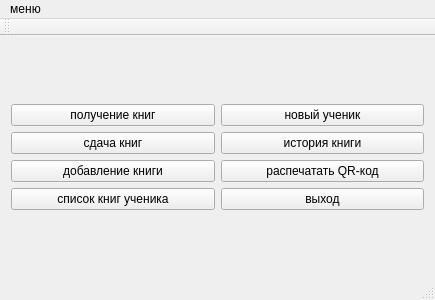
First picture: the form in mainwindow.ui, repository Plusers/ASL, before the edit.
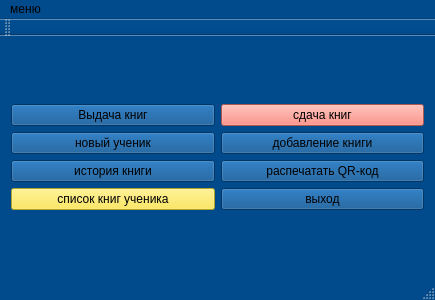
Second picture: the form after the edit.

```diff
--- a/mainwindow.ui
+++ b/mainwindow.ui
@@ -10,6 +10,431 @@
     <height>300</height>
    </rect>
   </property>
+  <property name="palette">
+   <palette>
+    <active>
+     <colorrole role="WindowText">
+      <brush brushstyle="SolidPattern">
+       <color alpha="255">
+        <red>0</red>
+        <green>0</green>
+        <blue>0</blue>
+       </color>
+      </brush>
+     </colorrole>
+     <colorrole role="Button">
+      <brush brushstyle="SolidPattern">
+       <color alpha="255">
+        <red>1</red>
+        <green>75</green>
+        <blue>140</blue>
+       </color>
+      </brush>
+     </colorrole>
+     <colorrole role="Light">
+      <brush brushstyle="SolidPattern">
+       <color alpha="255">
+        <red>1</red>
+        <green>112</green>
+        <blue>210</blue>
+       </color>
+      </brush>
+     </colorrole>
+     <colorrole role="Midlight">
+      <brush brushstyle="SolidPattern">
+       <color alpha="255">
+        <red>1</red>
+        <green>93</green>
+        <blue>175</blue>
+       </color>
+      </brush>
+     </colorrole>
+     <colorrole role="Dark">
+      <brush brushstyle="SolidPattern">
+       <color alpha="255">
+        <red>0</red>
+        <green>37</green>
+        <blue>70</blue>
+       </color>
+      </brush>
+     </colorrole>
+     <colorrole role="Mid">
+      <brush brushstyle="SolidPattern">
+       <color alpha="255">
+        <red>0</red>
+        <green>50</green>
+        <blue>93</blue>
+       </color>
+      </brush>
+     </colorrole>
+     <colorrole role="Text">
+      <brush brushstyle="SolidPattern">
+       <color alpha="255">
+        <red>0</red>
+        <green>0</green>
+        <blue>0</blue>
+       </color>
+      </brush>
+     </colorrole>
+     <colorrole role="BrightText">
+      <brush brushstyle="SolidPattern">
+       <color alpha="255">
+        <red>255</red>
+        <green>255</green>
+        <blue>255</blue>
+       </color>
+      </brush>
+     </colorrole>
+     <colorrole role="ButtonText">
+      <brush brushstyle="SolidPattern">
+       <color alpha="255">
+        <red>0</red>
+        <green>0</green>
+        <blue>0</blue>
+       </color>
+      </brush>
+     </colorrole>
+     <colorrole role="Base">
+      <brush brushstyle="SolidPattern">
+       <color alpha="255">
+        <red>255</red>
+        <green>255</green>
+        <blue>255</blue>
+       </color>
+      </brush>
+     </colorrole>
+     <colorrole role="Window">
+      <brush brushstyle="SolidPattern">
+       <color alpha="255">
+        <red>1</red>
+        <green>75</green>
+        <blue>140</blue>
+       </color>
+      </brush>
+     </colorrole>
+     <colorrole role="Shadow">
+      <brush brushstyle="SolidPattern">
+       <color alpha="255">
+        <red>0</red>
+        <green>0</green>
+        <blue>0</blue>
+       </color>
+      </brush>
+     </colorrole>
+     <colorrole role="AlternateBase">
+      <brush brushstyle="SolidPattern">
+       <color alpha="255">
+        <red>128</red>
+        <green>165</green>
+        <blue>197</blue>
+       </color>
+      </brush>
+     </colorrole>
+     <colorrole role="ToolTipBase">
+      <brush brushstyle="SolidPattern">
+       <color alpha="255">
+        <red>255</red>
+        <green>255</green>
+        <blue>220</blue>
+       </color>
+      </brush>
+     </colorrole>
+     <colorrole role="ToolTipText">
+      <brush brushstyle="SolidPattern">
+       <color alpha="255">
+        <red>0</red>
+        <green>0</green>
+        <blue>0</blue>
+       </color>
+      </brush>
+     </colorrole>
+    </active>
+    <inactive>
+     <colorrole role="WindowText">
+      <brush brushstyle="SolidPattern">
+       <color alpha="255">
+        <red>0</red>
+        <green>0</green>
+        <blue>0</blue>
+       </color>
+      </brush>
+     </colorrole>
+     <colorrole role="Button">
+      <brush brushstyle="SolidPattern">
+       <color alpha="255">
+        <red>1</red>
+        <green>75</green>
+        <blue>140</blue>
+       </color>
+      </brush>
+     </colorrole>
+     <colorrole role="Light">
+      <brush brushstyle="SolidPattern">
+       <color alpha="255">
+        <red>1</red>
+        <green>112</green>
+        <blue>210</blue>
+       </color>
+      </brush>
+     </colorrole>
+     <colorrole role="Midlight">
+      <brush brushstyle="SolidPattern">
+       <color alpha="255">
+        <red>1</red>
+        <green>93</green>
+        <blue>175</blue>
+       </color>
+      </brush>
+     </colorrole>
+     <colorrole role="Dark">
+      <brush brushstyle="SolidPattern">
+       <color alpha="255">
+        <red>0</red>
+        <green>37</green>
+        <blue>70</blue>
+       </color>
+      </brush>
+     </colorrole>
+     <colorrole role="Mid">
+      <brush brushstyle="SolidPattern">
+       <color alpha="255">
+        <red>0</red>
+        <green>50</green>
+        <blue>93</blue>
+       </color>
+      </brush>
+     </colorrole>
+     <colorrole role="Text">
+      <brush brushstyle="SolidPattern">
+       <color alpha="255">
+        <red>0</red>
+        <green>0</green>
+        <blue>0</blue>
+       </color>
+      </brush>
+     </colorrole>
+     <colorrole role="BrightText">
+      <brush brushstyle="SolidPattern">
+       <color alpha="255">
+        <red>255</red>
+        <green>255</green>
+        <blue>255</blue>
+       </color>
+      </brush>
+     </colorrole>
+     <colorrole role="ButtonText">
+      <brush brushstyle="SolidPattern">
+       <color alpha="255">
+        <red>0</red>
+        <green>0</green>
+        <blue>0</blue>
+       </color>
+      </brush>
+     </colorrole>
+     <colorrole role="Base">
+      <brush brushstyle="SolidPattern">
+       <color alpha="255">
+        <red>255</red>
+        <green>255</green>
+        <blue>255</blue>
+       </color>
+      </brush>
+     </colorrole>
+     <colorrole role="Window">
+      <brush brushstyle="SolidPattern">
+       <color alpha="255">
+        <red>1</red>
+        <green>75</green>
+        <blue>140</blue>
+       </color>
+      </brush>
+     </colorrole>
+     <colorrole role="Shadow">
+      <brush brushstyle="SolidPattern">
+       <color alpha="255">
+        <red>0</red>
+        <green>0</green>
+        <blue>0</blue>
+       </color>
+      </brush>
+     </colorrole>
+     <colorrole role="AlternateBase">
+      <brush brushstyle="SolidPattern">
+       <color alpha="255">
+        <red>128</red>
+        <green>165</green>
+        <blue>197</blue>
+       </color>
+      </brush>
+     </colorrole>
+     <colorrole role="ToolTipBase">
+      <brush brushstyle="SolidPattern">
+       <color alpha="255">
+        <red>255</red>
+        <green>255</green>
+        <blue>220</blue>
+       </color>
+      </brush>
+     </colorrole>
+     <colorrole role="ToolTipText">
+      <brush brushstyle="SolidPattern">
+       <color alpha="255">
+        <red>0</red>
+        <green>0</green>
+        <blue>0</blue>
+       </color>
+      </brush>
+     </colorrole>
+    </inactive>
+    <disabled>
+     <colorrole role="WindowText">
+      <brush brushstyle="SolidPattern">
+       <color alpha="255">
+        <red>0</red>
+        <green>37</green>
+        <blue>70</blue>
+       </color>
+      </brush>
+     </colorrole>
+     <colorrole role="Button">
+      <brush brushstyle="SolidPattern">
+       <color alpha="255">
+        <red>1</red>
+        <green>75</green>
+        <blue>140</blue>
+       </color>
+      </brush>
+     </colorrole>
+     <colorrole role="Light">
+      <brush brushstyle="SolidPattern">
+       <color alpha="255">
+        <red>1</red>
+        <green>112</green>
+        <blue>210</blue>
+       </color>
+      </brush>
+     </colorrole>
+     <colorrole role="Midlight">
+      <brush brushstyle="SolidPattern">
+       <color alpha="255">
+        <red>1</red>
+        <green>93</green>
+        <blue>175</blue>
+       </color>
+      </brush>
+     </colorrole>
+     <colorrole role="Dark">
+      <brush brushstyle="SolidPattern">
+       <color alpha="255">
+        <red>0</red>
+        <green>37</green>
+        <blue>70</blue>
+       </color>
+      </brush>
+     </colorrole>
+     <colorrole role="Mid">
+      <brush brushstyle="SolidPattern">
+       <color alpha="255">
+        <red>0</red>
+        <green>50</green>
+        <blue>93</blue>
+       </color>
+      </brush>
+     </colorrole>
+     <colorrole role="Text">
+      <brush brushstyle="SolidPattern">
+       <color alpha="255">
+        <red>0</red>
+        <green>37</green>
+        <blue>70</blue>
+       </color>
+      </brush>
+     </colorrole>
+     <colorrole role="BrightText">
+      <brush brushstyle="SolidPattern">
+       <color alpha="255">
+        <red>255</red>
+        <green>255</green>
+        <blue>255</blue>
+       </color>
+      </brush>
+     </colorrole>
+     <colorrole role="ButtonText">
+      <brush brushstyle="SolidPattern">
+       <color alpha="255">
+        <red>0</red>
+        <green>37</green>
+        <blue>70</blue>
+       </color>
+      </brush>
+     </colorrole>
+     <colorrole role="Base">
+      <brush brushstyle="SolidPattern">
+       <color alpha="255">
+        <red>1</red>
+        <green>75</green>
+        <blue>140</blue>
+       </color>
+      </brush>
+     </colorrole>
+     <colorrole role="Window">
+      <brush brushstyle="SolidPattern">
+       <color alpha="255">
+        <red>1</red>
+        <green>75</green>
+        <blue>140</blue>
+       </color>
+      </brush>
+     </colorrole>
+     <colorrole role="Shadow">
+      <brush brushstyle="SolidPattern">
+       <color alpha="255">
+        <red>0</red>
+        <green>0</green>
+        <blue>0</blue>
+       </color>
+      </brush>
+     </colorrole>
+     <colorrole role="AlternateBase">
+      <brush brushstyle="SolidPattern">
+       <color alpha="255">
+        <red>1</red>
+        <green>75</green>
+        <blue>140</blue>
+       </color>
+      </brush>
+     </colorrole>
+     <colorrole role="ToolTipBase">
+      <brush brushstyle="SolidPattern">
+       <color alpha="255">
+        <red>255</red>
+        <green>255</green>
+        <blue>220</blue>
+       </color>
+      </brush>
+     </colorrole>
+     <colorrole role="ToolTipText">
+      <brush brushstyle="SolidPattern">
+       <color alpha="255">
+        <red>0</red>
+        <green>0</green>
+        <blue>0</blue>
+       </color>
+      </brush>
+     </colorrole>
+    </disabled>
+   </palette>
+  </property>
+  <property name="font">
+   <font>
+    <family>Arial</family>
+    <weight>50</weight>
+    <bold>false</bold>
+   </font>
+  </property>
+  <property name="cursor">
+   <cursorShape>ArrowCursor</cursorShape>
+  </property>
   <property name="windowTitle">
    <string>MainWindow</string>
   </property>
@@ -22,29 +447,450 @@
         <item>
          <widget class="QPushButton" name="pushButton">
           <property name="text">
-           <string>получение книг</string>
+           <string>Выдача книг</string>
           </property>
          </widget>
         </item>
         <item>
-         <widget class="QPushButton" name="pushButton_2">
+         <widget class="QPushButton" name="pushButton_5">
           <property name="text">
-           <string>сдача книг</string>
+           <string>новый ученик</string>
           </property>
          </widget>
         </item>
         <item>
-         <widget class="QPushButton" name="pushButton_3">
+         <widget class="QPushButton" name="pushButton_6">
           <property name="text">
-           <string>добавление книги</string>
+           <string>история книги</string>
           </property>
          </widget>
         </item>
         <item>
          <widget class="QPushButton" name="pushButton_4">
+          <property name="palette">
+           <palette>
+            <active>
+             <colorrole role="WindowText">
+              <brush brushstyle="SolidPattern">
+               <color alpha="255">
+                <red>0</red>
+                <green>0</green>
+                <blue>0</blue>
+               </color>
+              </brush>
+             </colorrole>
+             <colorrole role="Button">
+              <brush brushstyle="SolidPattern">
+               <color alpha="255">
+                <red>251</red>
+                <green>227</green>
+                <blue>56</blue>
+               </color>
+              </brush>
+             </colorrole>
+             <colorrole role="Light">
+              <brush brushstyle="SolidPattern">
+               <color alpha="255">
+                <red>255</red>
+                <green>246</green>
+                <blue>179</blue>
+               </color>
+              </brush>
+             </colorrole>
+             <colorrole role="Midlight">
+              <brush brushstyle="SolidPattern">
+               <color alpha="255">
+                <red>253</red>
+                <green>236</green>
+                <blue>117</blue>
+               </color>
+              </brush>
+             </colorrole>
+             <colorrole role="Dark">
+              <brush brushstyle="SolidPattern">
+               <color alpha="255">
+                <red>125</red>
+                <green>113</green>
+                <blue>28</blue>
+               </color>
+              </brush>
+             </colorrole>
+             <colorrole role="Mid">
+              <brush brushstyle="SolidPattern">
+               <color alpha="255">
+                <red>167</red>
+                <green>151</green>
+                <blue>37</blue>
+               </color>
+              </brush>
+             </colorrole>
+             <colorrole role="Text">
+              <brush brushstyle="SolidPattern">
+               <color alpha="255">
+                <red>0</red>
+                <green>0</green>
+                <blue>0</blue>
+               </color>
+              </brush>
+             </colorrole>
+             <colorrole role="BrightText">
+              <brush brushstyle="SolidPattern">
+               <color alpha="255">
+                <red>255</red>
+                <green>255</green>
+                <blue>255</blue>
+               </color>
+              </brush>
+             </colorrole>
+             <colorrole role="ButtonText">
+              <brush brushstyle="SolidPattern">
+               <color alpha="255">
+                <red>0</red>
+                <green>0</green>
+                <blue>0</blue>
+               </color>
+              </brush>
+             </colorrole>
+             <colorrole role="Base">
+              <brush brushstyle="SolidPattern">
+               <color alpha="255">
+                <red>255</red>
+                <green>255</green>
+                <blue>255</blue>
+               </color>
+              </brush>
+             </colorrole>
+             <colorrole role="Window">
+              <brush brushstyle="SolidPattern">
+               <color alpha="255">
+                <red>251</red>
+                <green>227</green>
+                <blue>56</blue>
+               </color>
+              </brush>
+             </colorrole>
+             <colorrole role="Shadow">
+              <brush brushstyle="SolidPattern">
+               <color alpha="255">
+                <red>0</red>
+                <green>0</green>
+                <blue>0</blue>
+               </color>
+              </brush>
+             </colorrole>
+             <colorrole role="AlternateBase">
+              <brush brushstyle="SolidPattern">
+               <color alpha="255">
+                <red>253</red>
+                <green>241</green>
+                <blue>155</blue>
+               </color>
+              </brush>
+             </colorrole>
+             <colorrole role="ToolTipBase">
+              <brush brushstyle="SolidPattern">
+               <color alpha="255">
+                <red>255</red>
+                <green>255</green>
+                <blue>220</blue>
+               </color>
+              </brush>
+             </colorrole>
+             <colorrole role="ToolTipText">
+              <brush brushstyle="SolidPattern">
+               <color alpha="255">
+                <red>0</red>
+                <green>0</green>
+                <blue>0</blue>
+               </color>
+              </brush>
+             </colorrole>
+            </active>
+            <inactive>
+             <colorrole role="WindowText">
+              <brush brushstyle="SolidPattern">
+               <color alpha="255">
+                <red>0</red>
+                <green>0</green>
+                <blue>0</blue>
+               </color>
+              </brush>
+             </colorrole>
+             <colorrole role="Button">
+              <brush brushstyle="SolidPattern">
+               <color alpha="255">
+                <red>251</red>
+                <green>227</green>
+                <blue>56</blue>
+               </color>
+              </brush>
+             </colorrole>
+             <colorrole role="Light">
+              <brush brushstyle="SolidPattern">
+               <color alpha="255">
+                <red>255</red>
+                <green>246</green>
+                <blue>179</blue>
+               </color>
+              </brush>
+             </colorrole>
+             <colorrole role="Midlight">
+              <brush brushstyle="SolidPattern">
+               <color alpha="255">
+                <red>253</red>
+                <green>236</green>
+                <blue>117</blue>
+               </color>
+              </brush>
+             </colorrole>
+             <colorrole role="Dark">
+              <brush brushstyle="SolidPattern">
+               <color alpha="255">
+                <red>125</red>
+                <green>113</green>
+                <blue>28</blue>
+               </color>
+              </brush>
+             </colorrole>
+             <colorrole role="Mid">
+              <brush brushstyle="SolidPattern">
+               <color alpha="255">
+                <red>167</red>
+                <green>151</green>
+                <blue>37</blue>
+               </color>
+              </brush>
+             </colorrole>
+             <colorrole role="Text">
+              <brush brushstyle="SolidPattern">
+               <color alpha="255">
+                <red>0</red>
+                <green>0</green>
+                <blue>0</blue>
+               </color>
+              </brush>
+             </colorrole>
+             <colorrole role="BrightText">
+              <brush brushstyle="SolidPattern">
+               <color alpha="255">
+                <red>255</red>
+                <green>255</green>
+                <blue>255</blue>
+               </color>
+              </brush>
+             </colorrole>
+             <colorrole role="ButtonText">
+              <brush brushstyle="SolidPattern">
+               <color alpha="255">
+                <red>0</red>
+                <green>0</green>
+                <blue>0</blue>
+               </color>
+              </brush>
+             </colorrole>
+             <colorrole role="Base">
+              <brush brushstyle="SolidPattern">
+               <color alpha="255">
+                <red>255</red>
+                <green>255</green>
+                <blue>255</blue>
+               </color>
+              </brush>
+             </colorrole>
+             <colorrole role="Window">
+              <brush brushstyle="SolidPattern">
+               <color alpha="255">
+                <red>251</red>
+                <green>227</green>
+                <blue>56</blue>
+               </color>
+              </brush>
+             </colorrole>
+             <colorrole role="Shadow">
+              <brush brushstyle="SolidPattern">
+               <color alpha="255">
+                <red>0</red>
+                <green>0</green>
+                <blue>0</blue>
+               </color>
+              </brush>
+             </colorrole>
+             <colorrole role="AlternateBase">
+              <brush brushstyle="SolidPattern">
+               <color alpha="255">
+                <red>253</red>
+                <green>241</green>
+                <blue>155</blue>
+               </color>
+              </brush>
+             </colorrole>
+             <colorrole role="ToolTipBase">
+              <brush brushstyle="SolidPattern">
+               <color alpha="255">
+                <red>255</red>
+                <green>255</green>
+                <blue>220</blue>
+               </color>
+              </brush>
+             </colorrole>
+             <colorrole role="ToolTipText">
+              <brush brushstyle="SolidPattern">
+               <color alpha="255">
+                <red>0</red>
+                <green>0</green>
+                <blue>0</blue>
+               </color>
+              </brush>
+             </colorrole>
+            </inactive>
+            <disabled>
+             <colorrole role="WindowText">
+              <brush brushstyle="SolidPattern">
+               <color alpha="255">
+                <red>125</red>
+                <green>113</green>
+                <blue>28</blue>
+               </color>
+              </brush>
+             </colorrole>
+             <colorrole role="Button">
+              <brush brushstyle="SolidPattern">
+               <color alpha="255">
+                <red>251</red>
+                <green>227</green>
+                <blue>56</blue>
+               </color>
+              </brush>
+             </colorrole>
+             <colorrole role="Light">
+              <brush brushstyle="SolidPattern">
+               <color alpha="255">
+                <red>255</red>
+                <green>246</green>
+                <blue>179</blue>
+               </color>
+              </brush>
+             </colorrole>
+             <colorrole role="Midlight">
+              <brush brushstyle="SolidPattern">
+               <color alpha="255">
+                <red>253</red>
+                <green>236</green>
+                <blue>117</blue>
+               </color>
+              </brush>
+             </colorrole>
+             <colorrole role="Dark">
+              <brush brushstyle="SolidPattern">
+               <color alpha="255">
+                <red>125</red>
+                <green>113</green>
+                <blue>28</blue>
+               </color>
+              </brush>
+             </colorrole>
+             <colorrole role="Mid">
+              <brush brushstyle="SolidPattern">
+               <color alpha="255">
+                <red>167</red>
+                <green>151</green>
+                <blue>37</blue>
+               </color>
+              </brush>
+             </colorrole>
+             <colorrole role="Text">
+              <brush brushstyle="SolidPattern">
+               <color alpha="255">
+                <red>125</red>
+                <green>113</green>
+                <blue>28</blue>
+               </color>
+              </brush>
+             </colorrole>
+             <colorrole role="BrightText">
+              <brush brushstyle="SolidPattern">
+               <color alpha="255">
+                <red>255</red>
+                <green>255</green>
+                <blue>255</blue>
+               </color>
+              </brush>
+             </colorrole>
+             <colorrole role="ButtonText">
+              <brush brushstyle="SolidPattern">
+               <color alpha="255">
+                <red>125</red>
+                <green>113</green>
+                <blue>28</blue>
+               </color>
+              </brush>
+             </colorrole>
+             <colorrole role="Base">
+              <brush brushstyle="SolidPattern">
+               <color alpha="255">
+                <red>251</red>
+                <green>227</green>
+                <blue>56</blue>
+               </color>
+              </brush>
+             </colorrole>
+             <colorrole role="Window">
+              <brush brushstyle="SolidPattern">
+               <color alpha="255">
+                <red>251</red>
+                <green>227</green>
+                <blue>56</blue>
+               </color>
+              </brush>
+             </colorrole>
+             <colorrole role="Shadow">
+              <brush brushstyle="SolidPattern">
+               <color alpha="255">
+                <red>0</red>
+                <green>0</green>
+                <blue>0</blue>
+               </color>
+              </brush>
+             </colorrole>
+             <colorrole role="AlternateBase">
+              <brush brushstyle="SolidPattern">
+               <color alpha="255">
+                <red>251</red>
+                <green>227</green>
+                <blue>56</blue>
+               </color>
+              </brush>
+             </colorrole>
+             <colorrole role="ToolTipBase">
+              <brush brushstyle="SolidPattern">
+               <color alpha="255">
+                <red>255</red>
+                <green>255</green>
+                <blue>220</blue>
+               </color>
+              </brush>
+             </colorrole>
+             <colorrole role="ToolTipText">
+              <brush brushstyle="SolidPattern">
+               <color alpha="255">
+                <red>0</red>
+                <green>0</green>
+                <blue>0</blue>
+               </color>
+              </brush>
+             </colorrole>
+            </disabled>
+           </palette>
+          </property>
           <property name="text">
            <string>список книг ученика</string>
           </property>
+          <property name="default">
+           <bool>false</bool>
+          </property>
+          <property name="flat">
+           <bool>false</bool>
+          </property>
          </widget>
         </item>
        </layout>
@@ -52,16 +898,431 @@
       <item row="0" column="1">
        <layout class="QVBoxLayout" name="verticalLayout_2">
         <item>
-         <widget class="QPushButton" name="pushButton_5">
+         <widget class="QPushButton" name="pushButton_2">
+          <property name="palette">
+           <palette>
+            <active>
+             <colorrole role="WindowText">
+              <brush brushstyle="SolidPattern">
+               <color alpha="255">
+                <red>0</red>
+                <green>0</green>
+                <blue>0</blue>
+               </color>
+              </brush>
+             </colorrole>
+             <colorrole role="Button">
+              <brush brushstyle="SolidPattern">
+               <color alpha="255">
+                <red>247</red>
+                <green>119</green>
+                <blue>106</blue>
+               </color>
+              </brush>
+             </colorrole>
+             <colorrole role="Light">
+              <brush brushstyle="SolidPattern">
+               <color alpha="255">
+                <red>255</red>
+                <green>228</green>
+                <blue>225</blue>
+               </color>
+              </brush>
+             </colorrole>
+             <colorrole role="Midlight">
+              <brush brushstyle="SolidPattern">
+               <color alpha="255">
+                <red>251</red>
+                <green>173</green>
+                <blue>165</blue>
+               </color>
+              </brush>
+             </colorrole>
+             <colorrole role="Dark">
+              <brush brushstyle="SolidPattern">
+               <color alpha="255">
+                <red>123</red>
+                <green>59</green>
+                <blue>53</blue>
+               </color>
+              </brush>
+             </colorrole>
+             <colorrole role="Mid">
+              <brush brushstyle="SolidPattern">
+               <color alpha="255">
+                <red>165</red>
+                <green>79</green>
+                <blue>70</blue>
+               </color>
+              </brush>
+             </colorrole>
+             <colorrole role="Text">
+              <brush brushstyle="SolidPattern">
+               <color alpha="255">
+                <red>0</red>
+                <green>0</green>
+                <blue>0</blue>
+               </color>
+              </brush>
+             </colorrole>
+             <colorrole role="BrightText">
+              <brush brushstyle="SolidPattern">
+               <color alpha="255">
+                <red>255</red>
+                <green>255</green>
+                <blue>255</blue>
+               </color>
+              </brush>
+             </colorrole>
+             <colorrole role="ButtonText">
+              <brush brushstyle="SolidPattern">
+               <color alpha="255">
+                <red>0</red>
+                <green>0</green>
+                <blue>0</blue>
+               </color>
+              </brush>
+             </colorrole>
+             <colorrole role="Base">
+              <brush brushstyle="SolidPattern">
+               <color alpha="255">
+                <red>255</red>
+                <green>255</green>
+                <blue>255</blue>
+               </color>
+              </brush>
+             </colorrole>
+             <colorrole role="Window">
+              <brush brushstyle="SolidPattern">
+               <color alpha="255">
+                <red>247</red>
+                <green>119</green>
+                <blue>106</blue>
+               </color>
+              </brush>
+             </colorrole>
+             <colorrole role="Shadow">
+              <brush brushstyle="SolidPattern">
+               <color alpha="255">
+                <red>0</red>
+                <green>0</green>
+                <blue>0</blue>
+               </color>
+              </brush>
+             </colorrole>
+             <colorrole role="AlternateBase">
+              <brush brushstyle="SolidPattern">
+               <color alpha="255">
+                <red>251</red>
+                <green>187</green>
+                <blue>180</blue>
+               </color>
+              </brush>
+             </colorrole>
+             <colorrole role="ToolTipBase">
+              <brush brushstyle="SolidPattern">
+               <color alpha="255">
+                <red>255</red>
+                <green>255</green>
+                <blue>220</blue>
+               </color>
+              </brush>
+             </colorrole>
+             <colorrole role="ToolTipText">
+              <brush brushstyle="SolidPattern">
+               <color alpha="255">
+                <red>0</red>
+                <green>0</green>
+                <blue>0</blue>
+               </color>
+              </brush>
+             </colorrole>
+            </active>
+            <inactive>
+             <colorrole role="WindowText">
+              <brush brushstyle="SolidPattern">
+               <color alpha="255">
+                <red>0</red>
+                <green>0</green>
+                <blue>0</blue>
+               </color>
+              </brush>
+             </colorrole>
+             <colorrole role="Button">
+              <brush brushstyle="SolidPattern">
+               <color alpha="255">
+                <red>247</red>
+                <green>119</green>
+                <blue>106</blue>
+               </color>
+              </brush>
+             </colorrole>
+             <colorrole role="Light">
+              <brush brushstyle="SolidPattern">
+               <color alpha="255">
+                <red>255</red>
+                <green>228</green>
+                <blue>225</blue>
+               </color>
+              </brush>
+             </colorrole>
+             <colorrole role="Midlight">
+              <brush brushstyle="SolidPattern">
+               <color alpha="255">
+                <red>251</red>
+                <green>173</green>
+                <blue>165</blue>
+               </color>
+              </brush>
+             </colorrole>
+             <colorrole role="Dark">
+              <brush brushstyle="SolidPattern">
+               <color alpha="255">
+                <red>123</red>
+                <green>59</green>
+                <blue>53</blue>
+               </color>
+              </brush>
+             </colorrole>
+             <colorrole role="Mid">
+              <brush brushstyle="SolidPattern">
+               <color alpha="255">
+                <red>165</red>
+                <green>79</green>
+                <blue>70</blue>
+               </color>
+              </brush>
+             </colorrole>
+             <colorrole role="Text">
+              <brush brushstyle="SolidPattern">
+               <color alpha="255">
+                <red>0</red>
+                <green>0</green>
+                <blue>0</blue>
+               </color>
+              </brush>
+             </colorrole>
+             <colorrole role="BrightText">
+              <brush brushstyle="SolidPattern">
+               <color alpha="255">
+                <red>255</red>
+                <green>255</green>
+                <blue>255</blue>
+               </color>
+              </brush>
+             </colorrole>
+             <colorrole role="ButtonText">
+              <brush brushstyle="SolidPattern">
+               <color alpha="255">
+                <red>0</red>
+                <green>0</green>
+                <blue>0</blue>
+               </color>
+              </brush>
+             </colorrole>
+             <colorrole role="Base">
+              <brush brushstyle="SolidPattern">
+               <color alpha="255">
+                <red>255</red>
+                <green>255</green>
+                <blue>255</blue>
+               </color>
+              </brush>
+             </colorrole>
+             <colorrole role="Window">
+              <brush brushstyle="SolidPattern">
+               <color alpha="255">
+                <red>247</red>
+                <green>119</green>
+                <blue>106</blue>
+               </color>
+              </brush>
+             </colorrole>
+             <colorrole role="Shadow">
+              <brush brushstyle="SolidPattern">
+               <color alpha="255">
+                <red>0</red>
+                <green>0</green>
+                <blue>0</blue>
+               </color>
+              </brush>
+             </colorrole>
+             <colorrole role="AlternateBase">
+              <brush brushstyle="SolidPattern">
+               <color alpha="255">
+                <red>251</red>
+                <green>187</green>
+                <blue>180</blue>
+               </color>
+              </brush>
+             </colorrole>
+             <colorrole role="ToolTipBase">
+              <brush brushstyle="SolidPattern">
+               <color alpha="255">
+                <red>255</red>
+                <green>255</green>
+                <blue>220</blue>
+               </color>
+              </brush>
+             </colorrole>
+             <colorrole role="ToolTipText">
+              <brush brushstyle="SolidPattern">
+               <color alpha="255">
+                <red>0</red>
+                <green>0</green>
+                <blue>0</blue>
+               </color>
+              </brush>
+             </colorrole>
+            </inactive>
+            <disabled>
+             <colorrole role="WindowText">
+              <brush brushstyle="SolidPattern">
+               <color alpha="255">
+                <red>123</red>
+                <green>59</green>
+                <blue>53</blue>
+               </color>
+              </brush>
+             </colorrole>
+             <colorrole role="Button">
+              <brush brushstyle="SolidPattern">
+               <color alpha="255">
+                <red>247</red>
+                <green>119</green>
+                <blue>106</blue>
+               </color>
+              </brush>
+             </colorrole>
+             <colorrole role="Light">
+              <brush brushstyle="SolidPattern">
+               <color alpha="255">
+                <red>255</red>
+                <green>228</green>
+                <blue>225</blue>
+               </color>
+              </brush>
+             </colorrole>
+             <colorrole role="Midlight">
+              <brush brushstyle="SolidPattern">
+               <color alpha="255">
+                <red>251</red>
+                <green>173</green>
+                <blue>165</blue>
+               </color>
+              </brush>
+             </colorrole>
+             <colorrole role="Dark">
+              <brush brushstyle="SolidPattern">
+               <color alpha="255">
+                <red>123</red>
+                <green>59</green>
+                <blue>53</blue>
+               </color>
+              </brush>
+             </colorrole>
+             <colorrole role="Mid">
+              <brush brushstyle="SolidPattern">
+               <color alpha="255">
+                <red>165</red>
+                <green>79</green>
+                <blue>70</blue>
+               </color>
+              </brush>
+             </colorrole>
+             <colorrole role="Text">
+              <brush brushstyle="SolidPattern">
+               <color alpha="255">
+                <red>123</red>
+                <green>59</green>
+                <blue>53</blue>
+               </color>
+              </brush>
+             </colorrole>
+             <colorrole role="BrightText">
+              <brush brushstyle="SolidPattern">
+               <color alpha="255">
+                <red>255</red>
+                <green>255</green>
+                <blue>255</blue>
+               </color>
+              </brush>
+             </colorrole>
+             <colorrole role="ButtonText">
+              <brush brushstyle="SolidPattern">
+               <color alpha="255">
+                <red>123</red>
+                <green>59</green>
+                <blue>53</blue>
+               </color>
+              </brush>
+             </colorrole>
+             <colorrole role="Base">
+              <brush brushstyle="SolidPattern">
+               <color alpha="255">
+                <red>247</red>
+                <green>119</green>
+                <blue>106</blue>
+               </color>
+              </brush>
+             </colorrole>
+             <colorrole role="Window">
+              <brush brushstyle="SolidPattern">
+               <color alpha="255">
+                <red>247</red>
+                <green>119</green>
+                <blue>106</blue>
+               </color>
+              </brush>
+             </colorrole>
+             <colorrole role="Shadow">
+              <brush brushstyle="SolidPattern">
+               <color alpha="255">
+                <red>0</red>
+                <green>0</green>
+                <blue>0</blue>
+               </color>
+              </brush>
+             </colorrole>
+             <colorrole role="AlternateBase">
+              <brush brushstyle="SolidPattern">
+               <color alpha="255">
+                <red>247</red>
+                <green>119</green>
+                <blue>106</blue>
+               </color>
+              </brush>
+             </colorrole>
+             <colorrole role="ToolTipBase">
+              <brush brushstyle="SolidPattern">
+               <color alpha="255">
+                <red>255</red>
+                <green>255</green>
+                <blue>220</blue>
+               </color>
+              </brush>
+             </colorrole>
+             <colorrole role="ToolTipText">
+              <brush brushstyle="SolidPattern">
+               <color alpha="255">
+                <red>0</red>
+                <green>0</green>
+                <blue>0</blue>
+               </color>
+              </brush>
+             </colorrole>
+            </disabled>
+           </palette>
+          </property>
           <property name="text">
-           <string>новый ученик</string>
+           <string>сдача книг</string>
           </property>
          </widget>
         </item>
         <item>
-         <widget class="QPushButton" name="pushButton_6">
+         <widget class="QPushButton" name="pushButton_3">
           <property name="text">
-           <string>история книги</string>
+           <string>добавление книги</string>
           </property>
          </widget>
         </item>
```
Left out of the diff: 5 changed lines with no effect on the pictures.
